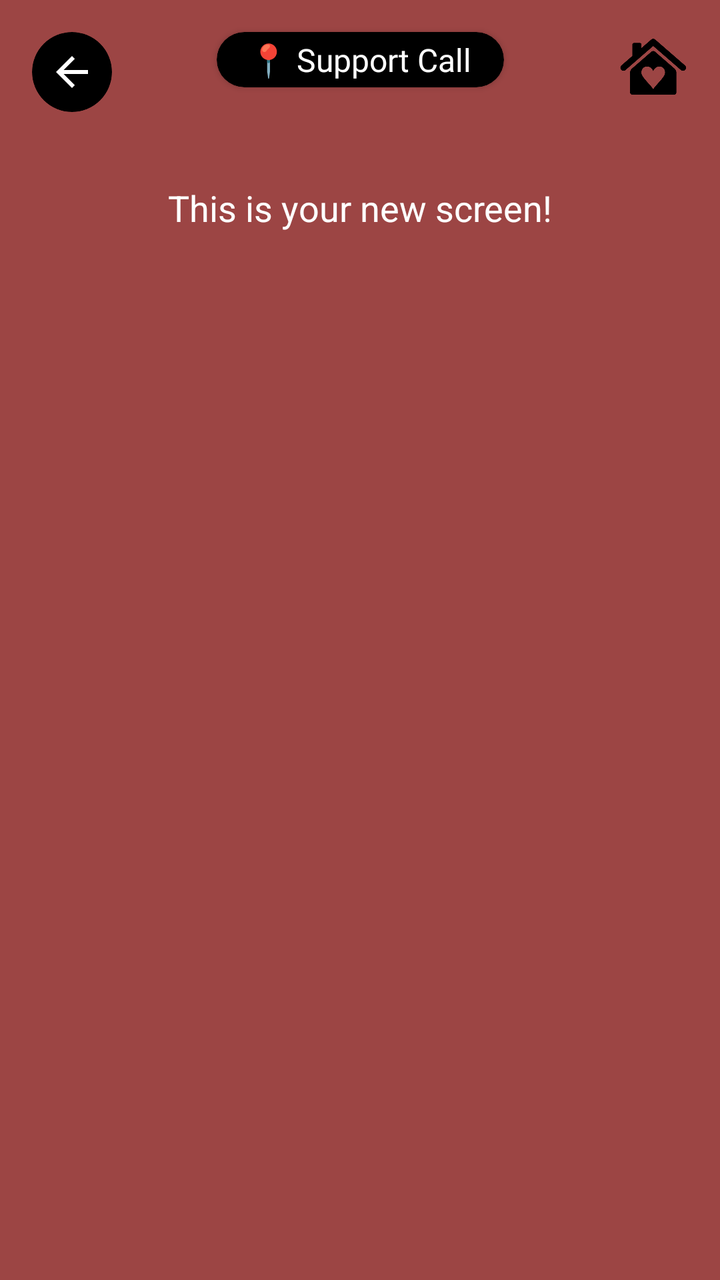
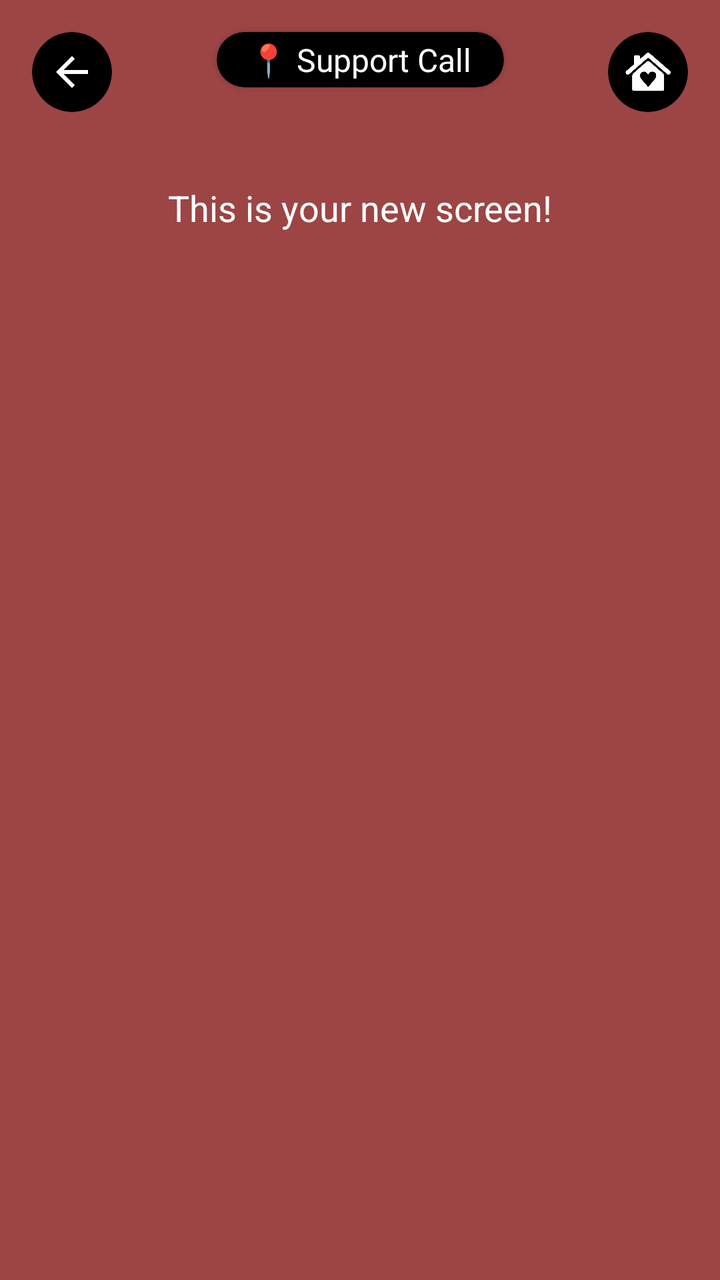

Screens rendered from an Android XML layout before and after an edit, with the pre-edit source and the edit as a unified diff.
<!-- AndroidManifest.xml: application theme Theme.SafeHer -->
<!-- res/layout/fragment_support_call.xml -->
<?xml version="1.0" encoding="utf-8"?>
<androidx.constraintlayout.widget.ConstraintLayout xmlns:android="http://schemas.android.com/apk/res/android"
    xmlns:app="http://schemas.android.com/apk/res-auto"
    xmlns:tools="http://schemas.android.com/tools"
    android:layout_width="match_parent"
    android:layout_height="match_parent"
    android:background="@color/red_background">

    
    <androidx.cardview.widget.CardView
        android:id="@+id/backButtonCard"
        android:layout_width="40dp"
        android:layout_height="40dp"
        android:layout_marginStart="16dp"
        android:layout_marginTop="16dp"
        app:cardBackgroundColor="#000000"
        app:cardCornerRadius="20dp"
        app:cardElevation="0dp"
        app:layout_constraintStart_toStartOf="parent"
        app:layout_constraintTop_toTopOf="parent">

        <ImageView
            android:id="@+id/backButton"
            android:layout_width="24dp"
            android:layout_height="24dp"
            android:layout_gravity="center"
            android:contentDescription="back"
            android:src="@drawable/ic_back"
            app:tint="#FFFFFF" />
    </androidx.cardview.widget.CardView>

    
    <ImageView
        android:id="@+id/homeButton"
        android:layout_width="35dp"
        android:layout_height="35dp"
        android:layout_gravity="center"
        android:layout_marginTop="16dp"
        android:layout_marginEnd="16dp"
        app:layout_constraintEnd_toEndOf="parent"
        app:layout_constraintTop_toTopOf="parent"
        android:contentDescription="Home"
        android:src="@drawable/ic_home"
        app:tint="@color/black" />

    
    <androidx.cardview.widget.CardView
        android:id="@+id/titleCard"
        android:layout_width="wrap_content"
        android:layout_height="wrap_content"
        android:layout_marginTop="16dp"
        app:cardBackgroundColor="#000000"
        app:cardCornerRadius="20dp"
        app:layout_constraintStart_toStartOf="parent"
        app:layout_constraintEnd_toEndOf="parent"
        app:layout_constraintTop_toTopOf="parent">

        <androidx.constraintlayout.widget.ConstraintLayout
            android:layout_width="wrap_content"
            android:layout_height="wrap_content"
            android:paddingHorizontal="16dp"
            android:paddingVertical="3dp">

            <TextView
                android:id="@+id/pageTitle"
                android:layout_width="wrap_content"
                android:layout_height="wrap_content"
                android:text="📍 Support Call"
                android:textColor="#FFFFFF"
                android:textSize="16sp"
                android:fontFamily="@font/poppins_medium"
                app:layout_constraintStart_toStartOf="parent"
                app:layout_constraintTop_toTopOf="parent"
                app:layout_constraintBottom_toBottomOf="parent"
                app:layout_constraintEnd_toEndOf="parent" />
            </androidx.constraintlayout.widget.ConstraintLayout>
        </androidx.cardview.widget.CardView>

    <TextView
        android:id="@+id/placeholderText"
        android:layout_width="wrap_content"
        android:layout_height="wrap_content"
        android:text="This is your new screen!"
        android:textColor="#FFFFFF"
        android:textSize="18sp"
        app:layout_constraintTop_toBottomOf="@id/titleCard"
        app:layout_constraintStart_toStartOf="parent"
        app:layout_constraintEnd_toEndOf="parent"
        android:layout_marginTop="48dp" />
</androidx.constraintlayout.widget.ConstraintLayout>
<!-- resources referenced by this layout -->
<resources>
  <color name="black">#FF000000</color>
  <color name="red_background">#9c4544</color>
  <!-- drawable ic_back (drawable) -->
  <?xml version="1.0" encoding="utf-8"?>
  <vector xmlns:android="http://schemas.android.com/apk/res/android"
      android:width="24dp"
      android:height="24dp"
      android:viewportWidth="24"
      android:viewportHeight="24">
      <path
          android:fillColor="#000000"
          android:pathData="M20,11H7.83l5.59,-5.59L12,4l-8,8 8,8 1.41,-1.41L7.83,13H20v-2z"/>
  </vector>
  <!-- drawable ic_home: png bitmap (drawable, 36408 bytes) -->
  <style name="Theme.SafeHer" parent="Base.Theme.SafeHer" />
  <style name="Base.Theme.SafeHer" parent="Theme.MaterialComponents.NoActionBar">
          
          
      </style>
</resources>

<!-- the commit's change to res/layout/fragment_support_call.xml (unified diff, before → after) -->
@@ -30,18 +30,26 @@
     </androidx.cardview.widget.CardView>
 
     
-    <ImageView
-        android:id="@+id/homeButton"
-        android:layout_width="35dp"
-        android:layout_height="35dp"
-        android:layout_gravity="center"
+    <androidx.cardview.widget.CardView
+        android:id="@+id/homeButtonCard"
+        android:layout_width="40dp"
+        android:layout_height="40dp"
         android:layout_marginTop="16dp"
         android:layout_marginEnd="16dp"
+        app:cardBackgroundColor="#000000"
+        app:cardCornerRadius="20dp"
+        app:cardElevation="0dp"
         app:layout_constraintEnd_toEndOf="parent"
-        app:layout_constraintTop_toTopOf="parent"
-        android:contentDescription="Home"
-        android:src="@drawable/ic_home"
-        app:tint="@color/black" />
+        app:layout_constraintTop_toTopOf="parent">
+        <ImageView
+            android:id="@+id/homeButton"
+            android:layout_width="24dp"
+            android:layout_height="24dp"
+            android:layout_gravity="center"
+            android:contentDescription="Home"
+            android:src="@drawable/ic_home"
+            app:tint="#FFFFFF" />
+    </androidx.cardview.widget.CardView>
 
     
     <androidx.cardview.widget.CardView
<!-- resource entries referenced after the edit -->
@@ -1,6 +1,5 @@
 <!-- resources referenced by this layout -->
 <resources>
-  <color name="black">#FF000000</color>
   <color name="red_background">#9c4544</color>
   <!-- drawable ic_back (drawable) -->
   <?xml version="1.0" encoding="utf-8"?>
